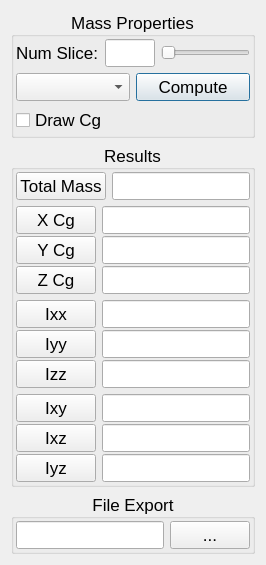
fredwbacon/OpenVSP, file src/qt/ui/massPropertiesDialog.ui: the form before one commit.
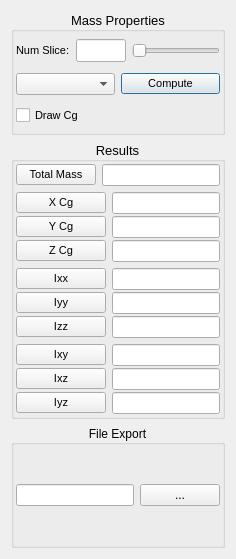
The form after the commit.

Commit message: Setting explicit font sizes doesn't work across platforms

The edit to the form file:
```diff
--- a/src/qt/ui/massPropertiesDialog.ui
+++ b/src/qt/ui/massPropertiesDialog.ui
@@ -6,8 +6,8 @@
    <rect>
     <x>0</x>
     <y>0</y>
-    <width>266</width>
-    <height>536</height>
+    <width>236</width>
+    <height>559</height>
    </rect>
   </property>
   <property name="windowTitle">
@@ -18,7 +18,7 @@
     <widget class="QGroupBox" name="gbMassProperties">
      <property name="font">
       <font>
-       <pointsize>13</pointsize>
+       <pointsize>10</pointsize>
       </font>
      </property>
      <property name="title">
@@ -44,6 +44,11 @@
        <layout class="QHBoxLayout" name="horizontalLayout">
         <item>
          <widget class="QLabel" name="NumSlices">
+          <property name="font">
+           <font>
+            <pointsize>8</pointsize>
+           </font>
+          </property>
           <property name="text">
            <string>Num Slice:</string>
           </property>
@@ -75,10 +80,27 @@
        </layout>
       </item>
       <item row="1" column="0">
-       <widget class="QComboBox" name="setChoice"/>
+       <widget class="QComboBox" name="setChoice">
+        <property name="sizePolicy">
+         <sizepolicy hsizetype="Preferred" vsizetype="Preferred">
+          <horstretch>0</horstretch>
+          <verstretch>0</verstretch>
+         </sizepolicy>
+        </property>
+        <property name="font">
+         <font>
+          <pointsize>8</pointsize>
+         </font>
+        </property>
+       </widget>
       </item>
       <item row="1" column="1">
        <widget class="QPushButton" name="ComputeButton">
+        <property name="font">
+         <font>
+          <pointsize>8</pointsize>
+         </font>
+        </property>
         <property name="text">
          <string>Compute</string>
         </property>
@@ -89,6 +111,11 @@
       </item>
       <item row="2" column="0" colspan="2">
        <widget class="QCheckBox" name="drawCgButton">
+        <property name="font">
+         <font>
+          <pointsize>8</pointsize>
+         </font>
+        </property>
         <property name="text">
          <string>Draw Cg</string>
         </property>
@@ -101,9 +128,7 @@
     <widget class="QGroupBox" name="gbResults">
      <property name="font">
       <font>
-       <pointsize>13</pointsize>
-       <weight>50</weight>
-       <bold>false</bold>
+       <pointsize>10</pointsize>
       </font>
      </property>
      <property name="title">
@@ -129,13 +154,24 @@
        <layout class="QHBoxLayout" name="horizontalLayout_2">
         <item>
          <widget class="QPushButton" name="TotalMass">
+          <property name="font">
+           <font>
+            <pointsize>8</pointsize>
+           </font>
+          </property>
           <property name="text">
            <string>Total Mass</string>
           </property>
          </widget>
         </item>
         <item>
-         <widget class="QLineEdit" name="totalMassOutput"/>
+         <widget class="QLineEdit" name="totalMassOutput">
+          <property name="font">
+           <font>
+            <pointsize>8</pointsize>
+           </font>
+          </property>
+         </widget>
         </item>
        </layout>
       </item>
@@ -155,13 +191,26 @@
             <verstretch>0</verstretch>
            </sizepolicy>
           </property>
+          <property name="font">
+           <font>
+            <pointsize>8</pointsize>
+            <weight>50</weight>
+            <bold>false</bold>
+           </font>
+          </property>
           <property name="text">
            <string>X Cg</string>
           </property>
          </widget>
         </item>
         <item row="0" column="1">
-         <widget class="QLineEdit" name="xCgOutput"/>
+         <widget class="QLineEdit" name="xCgOutput">
+          <property name="font">
+           <font>
+            <pointsize>8</pointsize>
+           </font>
+          </property>
+         </widget>
         </item>
         <item row="1" column="0">
          <widget class="QPushButton" name="YCg">
@@ -171,13 +220,26 @@
             <verstretch>0</verstretch>
            </sizepolicy>
           </property>
+          <property name="font">
+           <font>
+            <pointsize>8</pointsize>
+            <weight>50</weight>
+            <bold>false</bold>
+           </font>
+          </property>
           <property name="text">
            <string>Y Cg</string>
           </property>
          </widget>
         </item>
         <item row="1" column="1">
-         <widget class="QLineEdit" name="yCgOutput"/>
+         <widget class="QLineEdit" name="yCgOutput">
+          <property name="font">
+           <font>
+            <pointsize>8</pointsize>
+           </font>
+          </property>
+         </widget>
         </item>
         <item row="2" column="0">
          <widget class="QPushButton" name="ZCg">
@@ -187,13 +249,26 @@
             <verstretch>0</verstretch>
            </sizepolicy>
           </property>
+          <property name="font">
+           <font>
+            <pointsize>8</pointsize>
+            <weight>50</weight>
+            <bold>false</bold>
+           </font>
+          </property>
           <property name="text">
            <string>Z Cg</string>
           </property>
          </widget>
         </item>
         <item row="2" column="1">
-         <widget class="QLineEdit" name="zCgOutput"/>
+         <widget class="QLineEdit" name="zCgOutput">
+          <property name="font">
+           <font>
+            <pointsize>8</pointsize>
+           </font>
+          </property>
+         </widget>
         </item>
        </layout>
       </item>
@@ -213,13 +288,26 @@
             <verstretch>0</verstretch>
            </sizepolicy>
           </property>
+          <property name="font">
+           <font>
+            <pointsize>8</pointsize>
+            <weight>50</weight>
+            <bold>false</bold>
+           </font>
+          </property>
           <property name="text">
            <string>Ixx</string>
           </property>
          </widget>
         </item>
         <item row="0" column="1">
-         <widget class="QLineEdit" name="IxxOutput"/>
+         <widget class="QLineEdit" name="IxxOutput">
+          <property name="font">
+           <font>
+            <pointsize>8</pointsize>
+           </font>
+          </property>
+         </widget>
         </item>
         <item row="1" column="0">
          <widget class="QPushButton" name="Iyy">
@@ -229,13 +317,24 @@
             <verstretch>0</verstretch>
            </sizepolicy>
           </property>
+          <property name="font">
+           <font>
+            <pointsize>8</pointsize>
+           </font>
+          </property>
           <property name="text">
            <string>Iyy</string>
           </property>
          </widget>
         </item>
         <item row="1" column="1">
-         <widget class="QLineEdit" name="IyyOutput"/>
+         <widget class="QLineEdit" name="IyyOutput">
+          <property name="font">
+           <font>
+            <pointsize>8</pointsize>
+           </font>
+          </property>
+         </widget>
         </item>
         <item row="2" column="0">
          <widget class="QPushButton" name="Izz">
@@ -245,13 +344,24 @@
             <verstretch>0</verstretch>
            </sizepolicy>
           </property>
+          <property name="font">
+           <font>
+            <pointsize>8</pointsize>
+           </font>
+          </property>
           <property name="text">
            <string>Izz</string>
           </property>
          </widget>
         </item>
         <item row="2" column="1">
-         <widget class="QLineEdit" name="IzzOutput"/>
+         <widget class="QLineEdit" name="IzzOutput">
+          <property name="font">
+           <font>
+            <pointsize>8</pointsize>
+           </font>
+          </property>
+         </widget>
         </item>
        </layout>
       </item>
@@ -271,13 +381,24 @@
             <verstretch>0</verstretch>
            </sizepolicy>
           </property>
+          <property name="font">
+           <font>
+            <pointsize>8</pointsize>
+           </font>
+          </property>
           <property name="text">
            <string>Ixy</string>
           </property>
          </widget>
         </item>
         <item row="0" column="1">
-         <widget class="QLineEdit" name="IxyOutput"/>
+         <widget class="QLineEdit" name="IxyOutput">
+          <property name="font">
+           <font>
+            <pointsize>8</pointsize>
+           </font>
+          </property>
+         </widget>
         </item>
         <item row="1" column="0">
          <widget class="QPushButton" name="Ixz">
@@ -287,13 +408,24 @@
             <verstretch>0</verstretch>
            </sizepolicy>
           </property>
+          <property name="font">
+           <font>
+            <pointsize>8</pointsize>
+           </font>
+          </property>
           <property name="text">
            <string>Ixz</string>
           </property>
          </widget>
         </item>
         <item row="1" column="1">
-         <widget class="QLineEdit" name="IxzOutput"/>
+         <widget class="QLineEdit" name="IxzOutput">
+          <property name="font">
+           <font>
+            <pointsize>8</pointsize>
+           </font>
+          </property>
+         </widget>
         </item>
         <item row="2" column="0">
          <widget class="QPushButton" name="Iyz">
@@ -303,13 +435,24 @@
             <verstretch>0</verstretch>
            </sizepolicy>
           </property>
+          <property name="font">
+           <font>
+            <pointsize>8</pointsize>
+           </font>
+          </property>
           <property name="text">
            <string>Iyz</string>
           </property>
          </widget>
         </item>
         <item row="2" column="1">
-         <widget class="QLineEdit" name="IyzOutput"/>
+         <widget class="QLineEdit" name="IyzOutput">
+          <property name="font">
+           <font>
+            <pointsize>8</pointsize>
+           </font>
+          </property>
+         </widget>
         </item>
        </layout>
       </item>
@@ -320,7 +463,7 @@
     <widget class="QGroupBox" name="gbFileExport">
      <property name="font">
       <font>
-       <pointsize>13</pointsize>
+       <pointsize>9</pointsize>
       </font>
      </property>
      <property name="title">
```
The commit also changes 1 other file.
